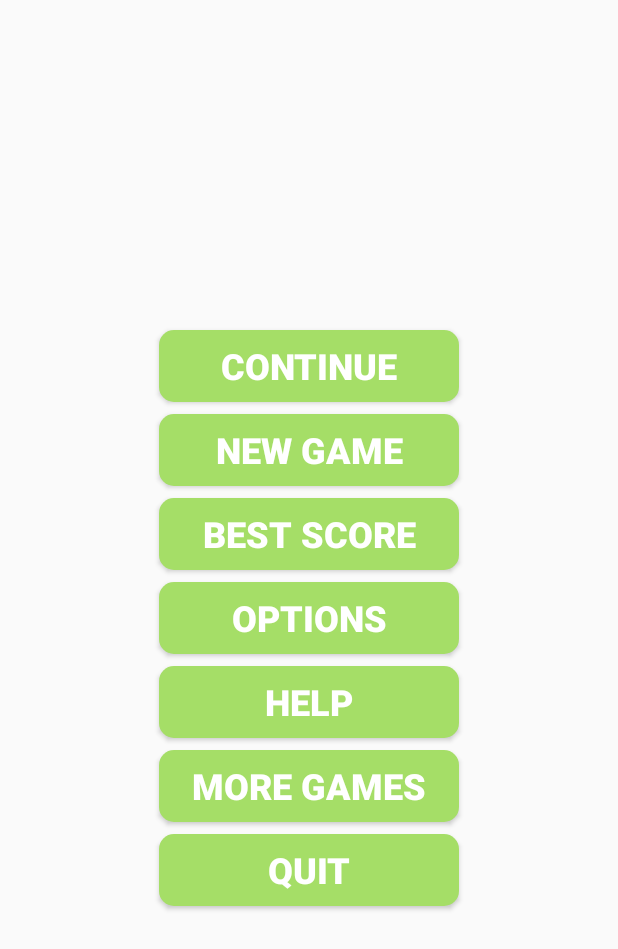
After one commit to cpxiao/Hexagon, an Android app: the layout activity_home.xml on its own in the app's theme, with its tools: preview values and no code run, on a phone screen of 412 x 824 dp. The commit adds this screen. Shown: the top 949 px of the screen. Run offline under Robolectric (Android 15) with nearby library versions, the phone set to English and light mode, and no system bars.

Commit message:
新增首页，新增排行榜

```diff
--- a/app/src/main/java/com/cpxiao/hexagon/GameView.java
+++ b/app/src/main/java/com/cpxiao/hexagon/GameView.java
@@ -9,13 +9,15 @@ import android.view.MotionEvent;
 import android.view.SurfaceHolder;
 import android.view.SurfaceView;
 
+import com.cpxiao.utils.PreferencesUtils;
+
 
 /**
  * Created by cpxiao on 3/28/16.
  * GameView
  */
 public class GameView extends SurfaceView implements SurfaceHolder.Callback {
-    private static final String TAG="CPXIAO";
+    private static final String TAG = "CPXIAO";
     /**
      * 游戏类型 3、4、5、6、7...
      */
@@ -71,6 +73,7 @@ public class GameView extends SurfaceView implements SurfaceHolder.Callback {
 
     private void init(Context context, int gameType) {
         mGameType = gameType;
+        mBestScore = PreferencesUtils.getInt(context, ExtraKey.KEY_BEST_SCORE, 0);
         initHexStore(context, gameType);
         initHexBase(context);
 
--- /dev/null
+++ b/app/src/main/res/drawable/btn_new_game.xml
@@ -0,0 +1,19 @@
+<?xml version="1.0" encoding="utf-8"?>
+<selector xmlns:android="http://schemas.android.com/apk/res/android">
+
+    <!-- 未选中状态 -->
+    <item android:state_pressed="false">
+        <shape>
+            <solid android:color="@color/color_btn_new_game"/>
+            <corners android:radius="10dp" />
+        </shape>
+    </item>
+    <!-- 选中状态 -->
+    <item android:state_pressed="true">
+        <shape>
+            <solid android:color="@color/color_btn_new_game_tap"/>
+            <corners android:radius="10dp"/>
+        </shape>
+    </item>
+
+</selector>
--- /dev/null
+++ b/app/src/main/res/layout/activity_home.xml
@@ -0,0 +1,100 @@
+<?xml version="1.0" encoding="utf-8"?>
+<LinearLayout
+	android:id="@+id/content_main"
+	xmlns:android="http://schemas.android.com/apk/res/android"
+	android:layout_width="match_parent"
+	android:layout_height="match_parent"
+	android:layout_gravity="center"
+	android:gravity="center"
+	android:orientation="vertical"
+	android:padding="10dp">
+
+	<Button
+		android:id="@+id/btn_continue"
+		android:layout_width="@dimen/btn_width"
+		android:layout_height="wrap_content"
+		android:layout_margin="@dimen/common_4dp"
+		android:background="@drawable/btn_new_game"
+		android:padding="@dimen/common_4dp"
+		android:text="@string/menu_continue"
+		android:textColor="@color/white"
+		android:textSize="@dimen/home_text_size_big"
+		android:textStyle="bold"/>
+
+	<Button
+		android:id="@+id/btn_new_game"
+		android:layout_width="@dimen/btn_width"
+		android:layout_height="wrap_content"
+		android:layout_margin="@dimen/common_4dp"
+		android:background="@drawable/btn_new_game"
+		android:padding="@dimen/common_4dp"
+		android:text="@string/menu_new_game"
+		android:textColor="@color/white"
+		android:textSize="@dimen/home_text_size_big"
+		android:textStyle="bold"/>
+
+	<Button
+		android:id="@+id/btn_best_score"
+		android:layout_width="@dimen/btn_width"
+		android:layout_height="wrap_content"
+		android:layout_margin="@dimen/common_4dp"
+		android:background="@drawable/btn_new_game"
+		android:padding="@dimen/common_4dp"
+		android:text="@string/menu_best_score"
+		android:textColor="@color/white"
+		android:textSize="@dimen/home_text_size_big"
+		android:textStyle="bold"/>
+
+
+	<Button
+		android:id="@+id/btn_options"
+		android:layout_width="@dimen/btn_width"
+		android:layout_height="wrap_content"
+		android:layout_margin="@dimen/common_4dp"
+		android:background="@drawable/btn_new_game"
+		android:padding="@dimen/common_4dp"
+		android:text="@string/menu_options"
+		android:textColor="@color/white"
+		android:textSize="@dimen/home_text_size_big"
+		android:textStyle="bold"/>
+
+	<Button
+		android:id="@+id/btn_help"
+		android:layout_width="@dimen/btn_width"
+		android:layout_height="wrap_content"
+		android:layout_margin="@dimen/common_4dp"
+		android:background="@drawable/btn_new_game"
+		android:padding="@dimen/common_4dp"
+		android:text="@string/menu_help"
+		android:textColor="@color/white"
+		android:textSize="@dimen/home_text_size_big"
+		android:textStyle="bold"/>
+
+
+	<Button
+		android:id="@+id/btn_more_games"
+		android:layout_width="@dimen/btn_width"
+		android:layout_height="wrap_content"
+		android:layout_margin="@dimen/common_4dp"
+		android:background="@drawable/btn_new_game"
+		android:padding="@dimen/common_4dp"
+		android:text="@string/menu_more_games"
+		android:textColor="@color/white"
+		android:textSize="@dimen/home_text_size_big"
+		android:textStyle="bold"/>
+
+
+	<Button
+		android:id="@+id/btn_quit"
+		android:layout_width="@dimen/btn_width"
+		android:layout_height="wrap_content"
+		android:layout_margin="@dimen/common_4dp"
+		android:background="@drawable/btn_new_game"
+		android:padding="@dimen/common_4dp"
+		android:text="@string/menu_quit"
+		android:textColor="@color/white"
+		android:textSize="@dimen/home_text_size_big"
+		android:textStyle="bold"/>
+
+
+</LinearLayout>
--- a/app/src/main/res/layout/activity_main.xml
+++ b/app/src/main/res/layout/activity_main.xml
@@ -8,7 +8,7 @@
     android:paddingRight="@dimen/activity_horizontal_margin"
     android:paddingTop="@dimen/activity_vertical_margin"
     android:paddingBottom="@dimen/activity_vertical_margin"
-    tools:context="com.cpxiao.hexagon.MainActivity">
+    tools:context=".activity.HomeActivity">
 
     <TextView
         android:text="Hello World!"
--- a/app/src/main/res/values-w820dp/dimens.xml
+++ /dev/null
@@ -1,6 +0,0 @@
-<resources>
-    <!-- Example customization of dimensions originally defined in res/values/dimens.xml
-         (such as screen margins) for screens with more than 820dp of available width. This
-         would include 7" and 10" devices in landscape (~960dp and ~1280dp respectively). -->
-    <dimen name="activity_horizontal_margin">64dp</dimen>
-</resources>
--- a/app/src/main/res/values/dimens.xml
+++ b/app/src/main/res/values/dimens.xml
@@ -2,4 +2,13 @@
     <!-- Default screen margins, per the Android Design guidelines. -->
     <dimen name="activity_horizontal_margin">16dp</dimen>
     <dimen name="activity_vertical_margin">16dp</dimen>
+
+    <dimen name="btn_width">200dp</dimen>
+    <dimen name="common_1dp">1dp</dimen>
+    <dimen name="common_2dp">2dp</dimen>
+    <dimen name="common_4dp">4dp</dimen>
+    <dimen name="common_6dp">6dp</dimen>
+
+    <dimen name="margin_btn">3dp</dimen>
+    <dimen name="home_text_size_big">24sp</dimen>
 </resources>
--- a/app/src/main/res/values/strings.xml
+++ b/app/src/main/res/values/strings.xml
@@ -1,5 +1,15 @@
 <resources>
     <string name="app_name">Hexagon</string>
+
+    <string name="menu_continue">Continue</string>
+    <string name="menu_new_game">New Game</string>
+    <string name="menu_best_score">Best Score</string>
+    <string name="menu_options">Options</string>
+    <string name="menu_help">Help</string>
+    <string name="menu_more_games">More Games</string>
+    <string name="menu_quit">Quit</string>
+
+
     <string name="action_settings">Settings</string>
     <string name="new_game">New Game</string>
     <string name="best_score">Best Score</string>
@@ -12,4 +22,10 @@
     <string name="about_more_title">See More Games:</string>
     <string name="share_msg">I found this fun little game 1010 Brick-O-Break on vShare Market. Come try it and challenge me on http://www.vshare.com/</string>
     <string name="version">Version: %s</string>
+    <string name="try_again">Try Again ?</string>
+    <string name="ok">OK</string>
+    <string name="cancel">Cancel</string>
+
+
+
 </resources>
--- a/build.gradle
+++ b/build.gradle
@@ -5,7 +5,7 @@ buildscript {
         jcenter()
     }
     dependencies {
-        classpath 'com.android.tools.build:gradle:2.0.0'
+        classpath 'com.android.tools.build:gradle:2.1.0'
 
         // NOTE: Do not place your application dependencies here; they belong
         // in the individual module build.gradle files
```
Also changed, not shown: app/src/main/AndroidManifest.xml (+5 -9 lines), app/src/main/java/com/cpxiao/hexagon/ExtraKey.java (added, +9 -0 lines), app/src/main/java/com/cpxiao/hexagon/MainActivity.java (deleted, +0 -14 lines), app/src/main/java/com/cpxiao/hexagon/activity/GameActivity.java (renamed from app/src/main/java/com/cpxiao/hexagon/GameActivity.java, +33 -14 lines), app/src/main/java/com/cpxiao/hexagon/activity/HomeActivity.java (added, +83 -0 lines), app/src/main/java/com/cpxiao/utils/PreferencesUtils.java (added, +245 -0 lines), 1 other file.
